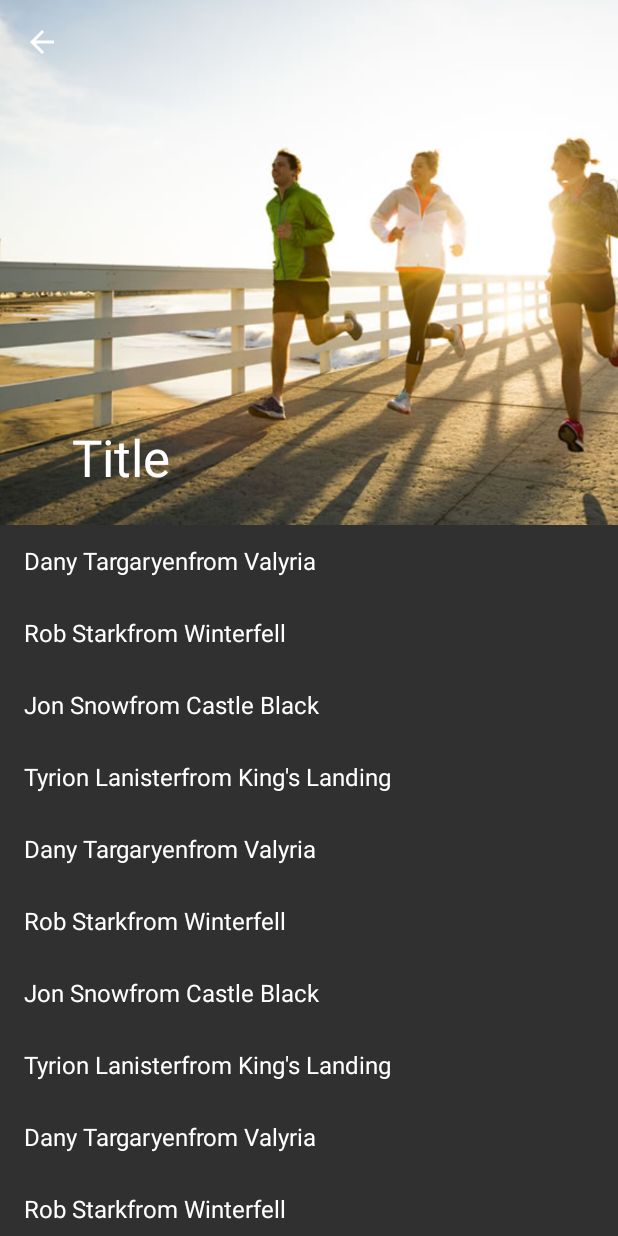
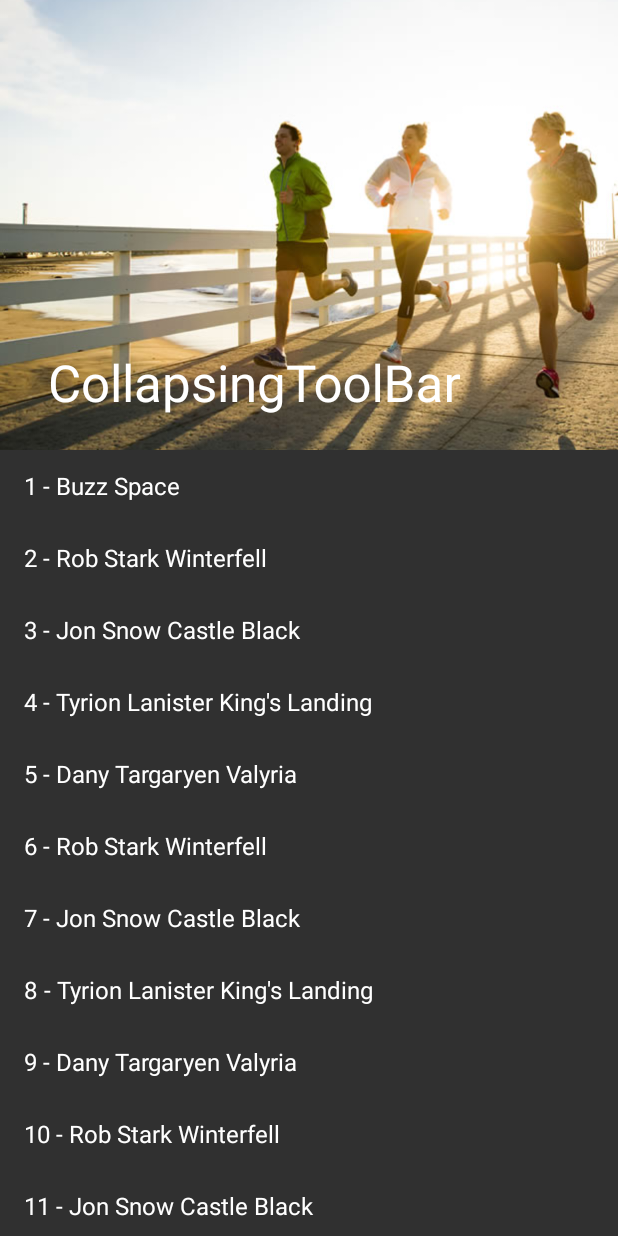
Before and after one commit to cwliu/Try_Android_Coordinator, an Android app: the screen it shows after launch (MainActivity), on a phone screen of 412 x 824 dp. Run offline under Robolectric (Android 15) with nearby library versions, the phone set to English and light mode, and no system bars.

Commit message:
Add three version for demo

```diff
--- a/app/src/main/java/codylab/cwliu/try_coordinatorlayout/MainActivity.java
+++ b/app/src/main/java/codylab/cwliu/try_coordinatorlayout/MainActivity.java
@@ -2,7 +2,6 @@ package codylab.cwliu.try_coordinatorlayout;
 
 import android.os.Bundle;
 import android.support.design.widget.CollapsingToolbarLayout;
-import android.support.v7.app.ActionBar;
 import android.support.v7.app.AppCompatActivity;
 import android.support.v7.widget.LinearLayoutManager;
 import android.support.v7.widget.RecyclerView;
@@ -15,27 +14,25 @@ public class MainActivity extends AppCompatActivity {
     @Override
     protected void onCreate(Bundle savedInstanceState) {
         super.onCreate(savedInstanceState);
-        setContentView(R.layout.activity_main);
 
+//        // V1: Setup basic toolbar as actionbar in CoordinatorLayout
+//        // Use <application android:theme="@style/Theme.AppCompat.NoActionBar">
+//        setContentView(R.layout.activity_main_1);
+//        setSupportActionBar((Toolbar) findViewById(R.id.toolbar));
+
+//        // V2 Add recycler content and AppBarLayout to responding to Scroll Events
+//        setContentView(R.layout.activity_main_2);
+//        setSupportActionBar((Toolbar) findViewById(R.id.toolbar));
+//        initRecycleView((RecyclerView) findViewById(R.id.list_recyclerView));
+
+        // V3 Collapsing Effects
+        setContentView(R.layout.activity_main_3);
         setSupportActionBar((Toolbar) findViewById(R.id.toolbar));
-        ActionBar actionbar = getSupportActionBar();
-        if (actionbar != null) {
-            actionbar.setDisplayHomeAsUpEnabled(true);
-        }
-
-        CollapsingToolbarLayout collapsingToolbar =
-                (CollapsingToolbarLayout) findViewById(R.id.collapsing_toolbar);
-        collapsingToolbar.setTitle("Title");
-
-        initRecycleView();
-
-//        CollapsingToolbarLayout collapsingToolbar = (CollapsingToolbarLayout) findViewById(R.id.collapsing_toolbar);
-//        collapsingToolbar.setTitle("Title");
+        initRecycleView((RecyclerView) findViewById(R.id.list_recyclerView));
+        ((CollapsingToolbarLayout) findViewById(R.id.collapsing_toolbar)).setTitle("CollapsingToolBar");
     }
 
-    private void initRecycleView(){
-        RecyclerView recyclerView = (RecyclerView) findViewById(R.id.list_recyclerView);
-
+    private void initRecycleView(RecyclerView recyclerView){
         LinearLayoutManager layoutManager = new LinearLayoutManager(this);
         layoutManager.setOrientation(LinearLayoutManager.VERTICAL);
         layoutManager.scrollToPosition(0);
@@ -45,6 +42,22 @@ public class MainActivity extends AppCompatActivity {
         recyclerView.setHasFixedSize(true);
 
         ArrayList<User> items = new ArrayList<>();
+        items.add(new User("Buzz", "Space"));
+        items.add(new User("Rob Stark", "Winterfell"));
+        items.add(new User("Jon Snow", "Castle Black"));
+        items.add(new User("Tyrion Lanister", "King's Landing"));
+        items.add(new User("Dany Targaryen", "Valyria"));
+        items.add(new User("Rob Stark", "Winterfell"));
+        items.add(new User("Jon Snow", "Castle Black"));
+        items.add(new User("Tyrion Lanister", "King's Landing"));
+        items.add(new User("Dany Targaryen", "Valyria"));
+        items.add(new User("Rob Stark", "Winterfell"));
+        items.add(new User("Jon Snow", "Castle Black"));
+        items.add(new User("Tyrion Lanister", "King's Landing"));
+        items.add(new User("Dany Targaryen", "Valyria"));
+        items.add(new User("Rob Stark", "Winterfell"));
+        items.add(new User("Jon Snow", "Castle Black"));
+        items.add(new User("Tyrion Lanister", "King's Landing"));
         items.add(new User("Dany Targaryen", "Valyria"));
         items.add(new User("Rob Stark", "Winterfell"));
         items.add(new User("Jon Snow", "Castle Black"));
--- a/app/src/main/java/codylab/cwliu/try_coordinatorlayout/SimpleItemRecyclerViewAdapter.java
+++ b/app/src/main/java/codylab/cwliu/try_coordinatorlayout/SimpleItemRecyclerViewAdapter.java
@@ -29,6 +29,6 @@ public class SimpleItemRecyclerViewAdapter extends RecyclerView.Adapter<Recycler
     @Override
     public void onBindViewHolder(RecyclerViewSimpleTextViewHolder viewHolder, int position) {
         User user = items.get(position);
-        viewHolder.getLabel().setText(user.name + "from " + user.hometown);
+        viewHolder.getLabel().setText(position + 1 + " - " + user.name + " " + user.hometown);
     }
 }
--- /dev/null
+++ b/app/src/main/res/layout/activity_main_3.xml
@@ -0,0 +1,48 @@
+<android.support.design.widget.CoordinatorLayout xmlns:android="http://schemas.android.com/apk/res/android"
+    xmlns:app="http://schemas.android.com/apk/res-auto"
+    xmlns:tools="http://schemas.android.com/tools"
+    android:layout_width="match_parent"
+    android:layout_height="match_parent"
+    tools:context=".MainActivity">
+
+    <android.support.design.widget.AppBarLayout
+        android:id="@+id/appbar"
+        android:layout_width="match_parent"
+        android:layout_height="300dp"
+        android:theme="@style/ThemeOverlay.AppCompat.Dark.ActionBar">
+
+        <android.support.design.widget.CollapsingToolbarLayout
+            android:id="@+id/collapsing_toolbar"
+            android:layout_width="match_parent"
+            android:layout_height="match_parent"
+            app:contentScrim="?attr/colorPrimary"
+            app:layout_scrollFlags="scroll|exitUntilCollapsed">
+
+            <ImageView
+                android:id="@+id/backdrop"
+                android:layout_width="match_parent"
+                android:layout_height="match_parent"
+                android:fitsSystemWindows="true"
+                android:scaleType="centerCrop"
+                android:src="@drawable/run"
+                app:layout_collapseMode="parallax" />
+
+            <android.support.v7.widget.Toolbar
+                android:id="@+id/toolbar"
+                android:layout_width="match_parent"
+                android:layout_height="?android:attr/actionBarSize"
+                app:layout_scrollFlags="scroll|enterAlways"
+                app:popupTheme="@style/ThemeOverlay.AppCompat.Light" />
+
+        </android.support.design.widget.CollapsingToolbarLayout>
+
+    </android.support.design.widget.AppBarLayout>
+
+    <android.support.v7.widget.RecyclerView
+        android:id="@+id/list_recyclerView"
+        android:layout_width="match_parent"
+        android:layout_height="match_parent"
+        android:scrollbars="vertical"
+        app:layout_behavior="@string/appbar_scrolling_view_behavior" />
+
+</android.support.design.widget.CoordinatorLayout>
```
Also changed, not shown: app/src/main/res/layout/activity_main_1.xml (added, +15 -0 lines), app/src/main/res/layout/activity_main_2.xml (added, +30 -0 lines).
